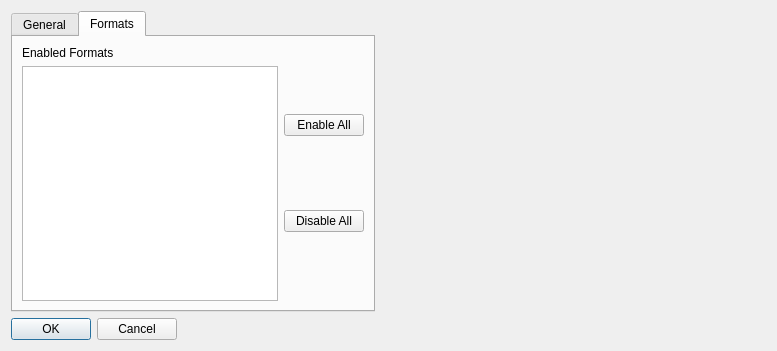
Old version of the form gui/preferences.ui in the repository alexbirkett/GPSBabel.
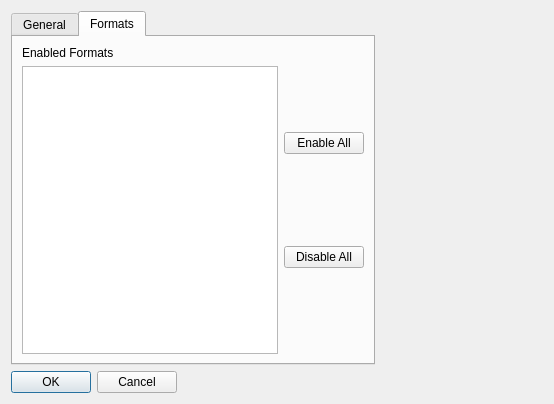
New version of the form.

Commit message: Finish hooking up all the UI for preferences.

```diff
--- a/gui/preferences.ui
+++ b/gui/preferences.ui
@@ -6,12 +6,12 @@
    <rect>
     <x>0</x>
     <y>0</y>
-    <width>777</width>
-    <height>351</height>
+    <width>554</width>
+    <height>404</height>
    </rect>
   </property>
   <property name="sizePolicy">
-   <sizepolicy hsizetype="MinimumExpanding" vsizetype="MinimumExpanding">
+   <sizepolicy hsizetype="MinimumExpanding" vsizetype="Preferred">
     <horstretch>0</horstretch>
     <verstretch>0</verstretch>
    </sizepolicy>
@@ -22,12 +22,6 @@
   <layout class="QFormLayout" name="formLayout">
    <item row="0" column="0">
     <widget class="QTabWidget" name="tabWidget">
-     <property name="sizePolicy">
-      <sizepolicy hsizetype="MinimumExpanding" vsizetype="MinimumExpanding">
-       <horstretch>0</horstretch>
-       <verstretch>0</verstretch>
-      </sizepolicy>
-     </property>
      <property name="currentIndex">
       <number>1</number>
      </property>
@@ -84,8 +78,14 @@
          </item>
          <item>
           <widget class="QListWidget" name="enabledFormatsList">
+           <property name="sizePolicy">
+            <sizepolicy hsizetype="MinimumExpanding" vsizetype="Expanding">
+             <horstretch>0</horstretch>
+             <verstretch>0</verstretch>
+            </sizepolicy>
+           </property>
            <property name="sortingEnabled">
-            <bool>true</bool>
+            <bool>false</bool>
            </property>
           </widget>
          </item>
```
Left out of the diff: 8 changed lines with no effect on the pictures. The commit also changes 8 other files.
